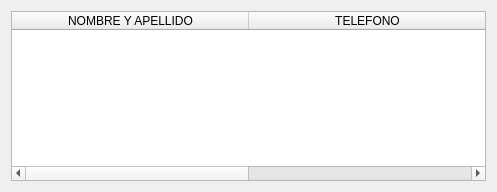
Old version of the form views/Views ui/clientListWindowUI.ui in the repository ValenDD/Desktop_app_mechanical_workshop.
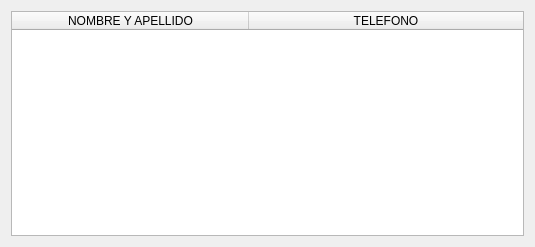
New version of the form.

Patch:
```diff
--- a/views/Views ui/clientListWindowUI.ui
+++ b/views/Views ui/clientListWindowUI.ui
@@ -6,8 +6,8 @@
    <rect>
     <x>0</x>
     <y>0</y>
-    <width>497</width>
-    <height>192</height>
+    <width>535</width>
+    <height>247</height>
    </rect>
   </property>
   <property name="windowTitle">
@@ -27,6 +27,9 @@
        <property name="lineWidth">
         <number>2</number>
        </property>
+       <property name="sizeAdjustPolicy">
+        <enum>QAbstractScrollArea::AdjustToContents</enum>
+       </property>
        <property name="alternatingRowColors">
         <bool>true</bool>
        </property>
@@ -42,6 +45,9 @@
        <attribute name="horizontalHeaderDefaultSectionSize">
         <number>237</number>
        </attribute>
+       <attribute name="horizontalHeaderStretchLastSection">
+        <bool>true</bool>
+       </attribute>
        <column>
         <property name="text">
          <string>NOMBRE Y APELLIDO</string>
```
